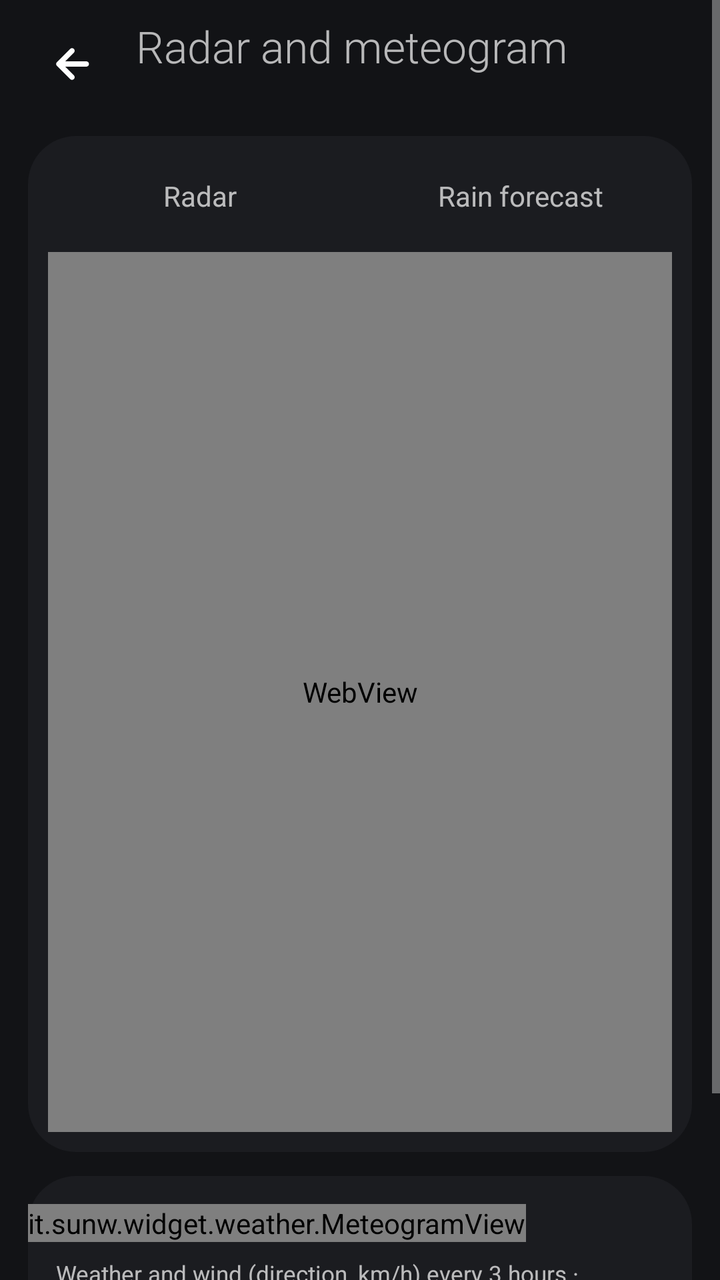
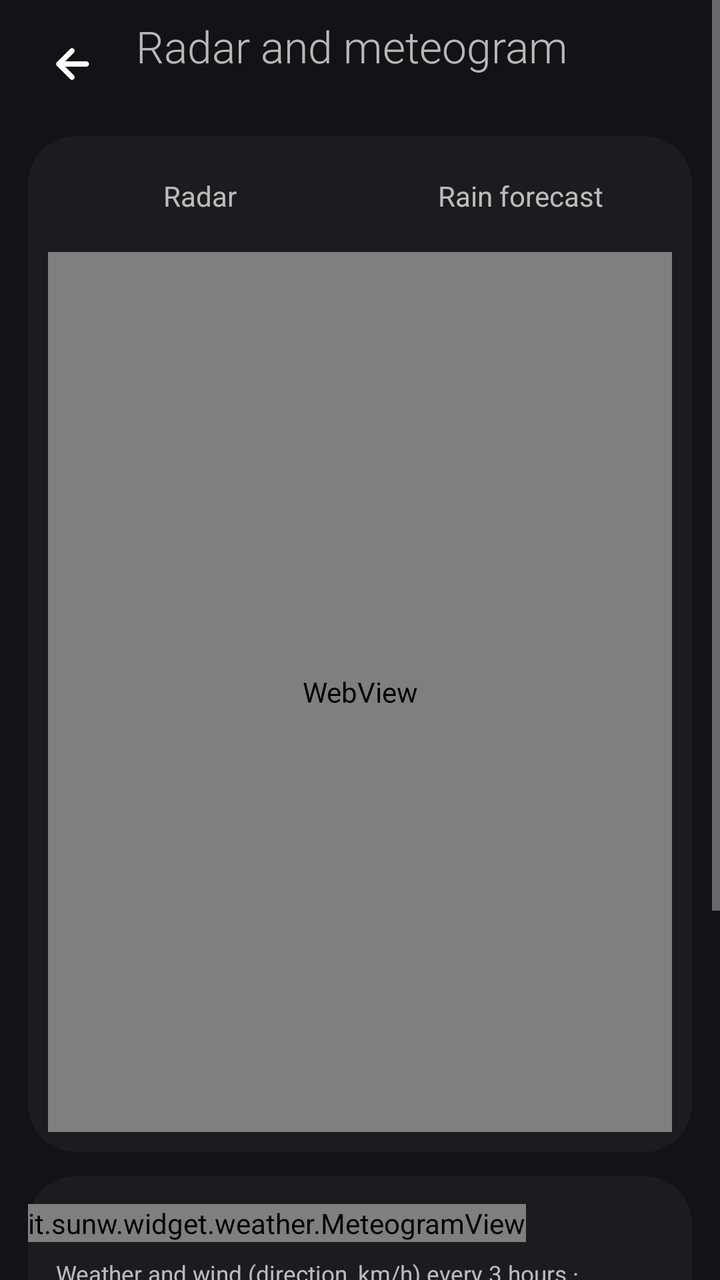

Screens rendered from an Android XML layout before and after an edit, with the pre-edit source and the edit as a unified diff.
<!-- AndroidManifest.xml: application theme Theme.SunW -->
<!-- res/layout/activity_meteogram.xml -->
<?xml version="1.0" encoding="utf-8"?>
<ScrollView xmlns:android="http://schemas.android.com/apk/res/android"
    android:id="@+id/mg_page"
    android:layout_width="match_parent"
    android:layout_height="match_parent"
    android:fitsSystemWindows="true">

    <LinearLayout
        android:layout_width="match_parent"
        android:layout_height="wrap_content"
        android:orientation="vertical"
        android:paddingBottom="20dp">

        <LinearLayout
            android:layout_width="match_parent"
            android:layout_height="64dp"
            android:gravity="center_vertical"
            android:orientation="horizontal"
            android:paddingStart="12dp"
            android:paddingEnd="16dp">

            <ImageButton
                android:id="@+id/mg_back"
                android:layout_width="48dp"
                android:layout_height="48dp"
                android:background="?android:attr/selectableItemBackgroundBorderless"
                android:contentDescription="@string/sm_back"
                android:src="@drawable/ic_arrow_back" />

            <LinearLayout
                android:layout_width="0dp"
                android:layout_height="wrap_content"
                android:layout_marginStart="8dp"
                android:layout_weight="1"
                android:orientation="vertical">

                <TextView
                    android:id="@+id/mg_title"
                    android:layout_width="wrap_content"
                    android:layout_height="wrap_content"
                    android:fontFamily="sans-serif-light"
                    android:maxLines="1"
                    android:text="@string/mg_open"
                    android:textSize="22sp" />

                <TextView
                    android:id="@+id/mg_subtitle"
                    android:layout_width="wrap_content"
                    android:layout_height="wrap_content"
                    android:ellipsize="end"
                    android:maxLines="1"
                    android:textSize="13sp" />
            </LinearLayout>
        </LinearLayout>

        
        <LinearLayout
            android:id="@+id/mg_radar_card"
            android:layout_width="match_parent"
            android:layout_height="wrap_content"
            android:layout_marginHorizontal="14dp"
            android:layout_marginTop="4dp"
            android:background="@drawable/card_background"
            android:orientation="vertical"
            android:padding="10dp">

            <LinearLayout
                android:id="@+id/mg_layers"
                android:layout_width="match_parent"
                android:layout_height="wrap_content"
                android:layout_marginBottom="8dp"
                android:orientation="horizontal">

                <TextView
                    android:id="@+id/mg_layer_radar"
                    android:layout_width="0dp"
                    android:layout_height="40dp"
                    android:layout_marginEnd="4dp"
                    android:layout_weight="1"
                    android:gravity="center"
                    android:text="@string/mg_layer_radar"
                    android:textSize="14sp" />

                <TextView
                    android:id="@+id/mg_layer_rain"
                    android:layout_width="0dp"
                    android:layout_height="40dp"
                    android:layout_marginStart="4dp"
                    android:layout_weight="1"
                    android:gravity="center"
                    android:text="@string/mg_layer_rain"
                    android:textSize="14sp" />
            </LinearLayout>

            <FrameLayout
                android:layout_width="match_parent"
                android:layout_height="440dp">

                <WebView
                    android:id="@+id/mg_map"
                    android:layout_width="match_parent"
                    android:layout_height="match_parent" />

                <TextView
                    android:id="@+id/mg_map_error"
                    android:layout_width="match_parent"
                    android:layout_height="match_parent"
                    android:gravity="center"
                    android:padding="24dp"
                    android:text="@string/mg_map_offline"
                    android:textSize="14sp"
                    android:visibility="gone" />
            </FrameLayout>
        </LinearLayout>

        <LinearLayout
            android:id="@+id/mg_card"
            android:layout_width="match_parent"
            android:layout_height="wrap_content"
            android:layout_marginHorizontal="14dp"
            android:layout_marginTop="12dp"
            android:background="@drawable/card_background"
            android:orientation="vertical"
            android:paddingVertical="14dp">

            <TextView
                android:id="@+id/mg_stats"
                android:layout_width="match_parent"
                android:layout_height="wrap_content"
                android:layout_marginBottom="10dp"
                android:paddingHorizontal="14dp"
                android:textSize="13sp"
                android:visibility="gone" />

            <HorizontalScrollView
                android:id="@+id/mg_scroll"
                android:layout_width="match_parent"
                android:layout_height="wrap_content"
                android:scrollbars="none">

                <it.sunw.widget.weather.MeteogramView
                    android:id="@+id/mg_chart"
                    android:layout_width="wrap_content"
                    android:layout_height="wrap_content" />
            </HorizontalScrollView>

            <TextView
                android:id="@+id/mg_legend"
                android:layout_width="match_parent"
                android:layout_height="wrap_content"
                android:layout_marginTop="8dp"
                android:paddingHorizontal="14dp"
                android:text="@string/mg_legend"
                android:textSize="11.5sp" />
        </LinearLayout>

        <TextView
            android:id="@+id/mg_status"
            android:layout_width="match_parent"
            android:layout_height="wrap_content"
            android:layout_marginTop="12dp"
            android:gravity="center_horizontal"
            android:paddingHorizontal="22dp"
            android:textSize="13sp" />
    </LinearLayout>
</ScrollView>
<!-- resources referenced by this layout -->
<resources>
  <!-- drawable card_background (drawable) -->
  <?xml version="1.0" encoding="utf-8"?>
  <shape xmlns:android="http://schemas.android.com/apk/res/android" android:shape="rectangle">
      <corners android:radius="24dp" />
      <solid android:color="#FF1B1C20" />
  </shape>
  <!-- drawable ic_arrow_back (drawable) -->
  <?xml version="1.0" encoding="utf-8"?>
  <vector xmlns:android="http://schemas.android.com/apk/res/android"
      android:width="24dp"
      android:height="24dp"
      android:viewportWidth="960"
      android:viewportHeight="960">
      <group android:translateY="960">
          <path
              android:fillColor="#FFFFFFFF"
              android:pathData="m344.09-427 173.95 173.96q15.96 15.95 15.74 37.61-.21 21.65-16.17 37.6-15.96 14.96-37.61 15.18-21.65.22-37.61-15.74l-264-264q-7.69-7.7-11.61-17.52-3.91-9.83-3.91-20.09t3.91-20.09q3.92-9.82 11.61-17.52l264.57-264.56q15.52-15.53 37.11-15.53 21.58 0 37.54 15.53 15.96 15.95 15.96 37.82t-15.96 37.83L344.09-533h422.13q22.08 0 37.54 15.46 15.46 15.45 15.46 37.54t-15.46 37.54Q788.3-427 766.22-427H344.09Z" />
      </group>
  </vector>
  <string name="mg_layer_radar">Radar</string>
  <string name="mg_layer_rain">Rain forecast</string>
  <string name="mg_legend">Weather and wind (direction, km/h) every 3 hours · temperature over day/night (dimmed: the last 24 hours) · rain mm/h (stronger = more likely) · touch and hold, then drag, for the temperature at that time · tap a day to open it</string>
  <string name="mg_map_offline">Map unavailable: Windy needs a connection.</string>
  <string name="mg_open">Radar and meteogram</string>
  <string name="sm_back">Back</string>
  <style name="Theme.SunW" parent="android:Theme.Material.NoActionBar">
          <item name="android:colorAccent">#FFB547</item>
          <item name="android:windowBackground">@color/page_background</item>
          <item name="android:windowAnimationStyle">@style/PageTransitions</item>
      </style>
  <color name="page_background">#121316</color>
  <style name="PageTransitions" parent="@android:style/Animation.Activity">
          <item name="android:activityOpenEnterAnimation">@anim/page_open_enter</item>
          <item name="android:activityOpenExitAnimation">@anim/page_open_exit</item>
          <item name="android:activityCloseEnterAnimation">@anim/page_close_enter</item>
          <item name="android:activityCloseExitAnimation">@anim/page_close_exit</item>
      </style>
</resources>

<!-- the commit's change to res/layout/activity_meteogram.xml (unified diff, before → after) -->
@@ -154,6 +154,48 @@
                 android:textSize="11.5sp" />
         </LinearLayout>
 
+        
+        <LinearLayout
+            android:id="@+id/mg_webcams"
+            android:layout_width="match_parent"
+            android:layout_height="wrap_content"
+            android:layout_marginHorizontal="14dp"
+            android:layout_marginTop="12dp"
+            android:background="@drawable/card_background"
+            android:orientation="vertical"
+            android:padding="14dp">
+
+            <TextView
+                android:id="@+id/mg_webcams_title"
+                android:layout_width="match_parent"
+                android:layout_height="wrap_content"
+                android:text="@string/wc_title"
+                android:textSize="16sp" />
+
+            <LinearLayout
+                android:id="@+id/mg_webcams_row"
+                android:layout_width="match_parent"
+                android:layout_height="wrap_content"
+                android:layout_marginTop="10dp"
+                android:orientation="horizontal" />
+
+            <TextView
+                android:id="@+id/mg_webcams_note"
+                android:layout_width="match_parent"
+                android:layout_height="wrap_content"
+                android:layout_marginTop="8dp"
+                android:textSize="12sp" />
+
+            <TextView
+                android:id="@+id/mg_webcams_all"
+                android:layout_width="match_parent"
+                android:layout_height="44dp"
+                android:layout_marginTop="10dp"
+                android:gravity="center"
+                android:text="@string/wc_all"
+                android:textSize="14sp" />
+        </LinearLayout>
+
         <TextView
             android:id="@+id/mg_status"
             android:layout_width="match_parent"
<!-- resource entries referenced after the edit -->
@@ -25,6 +25,8 @@
   <string name="mg_map_offline">Map unavailable: Windy needs a connection.</string>
   <string name="mg_open">Radar and meteogram</string>
   <string name="sm_back">Back</string>
+  <string name="wc_all">All webcams</string>
+  <string name="wc_title">Webcams</string>
   <style name="Theme.SunW" parent="android:Theme.Material.NoActionBar">
           <item name="android:colorAccent">#FFB547</item>
           <item name="android:windowBackground">@color/page_background</item>
